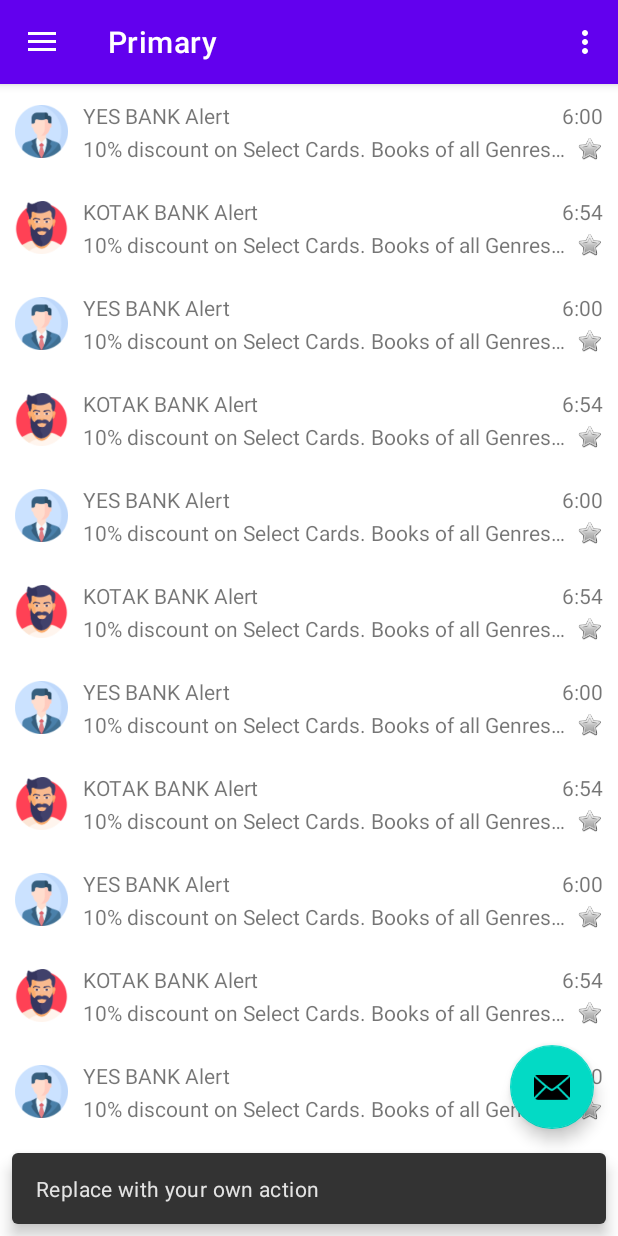
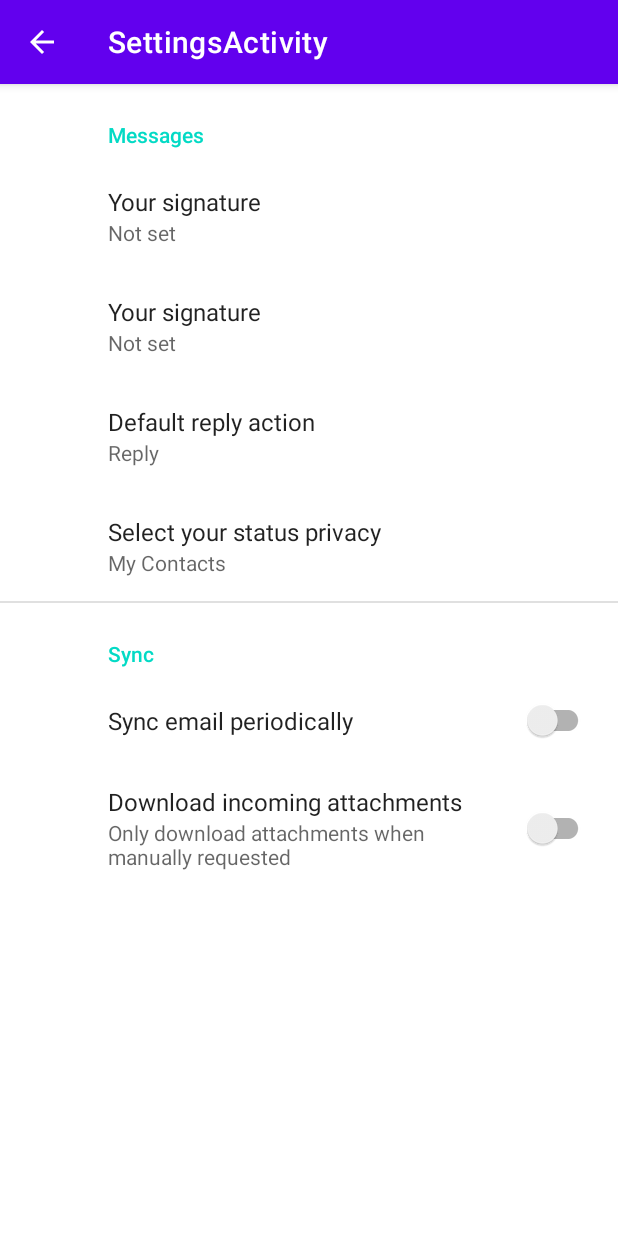
Before and after one commit to akshaysoni8707/NavigationDrawerDemo, an Android app: the screen it shows after launch (MainActivity before the commit, SettingsActivity after it), after a tap on an icon or button, on a phone screen of 412 x 824 dp. Run offline under Robolectric (Android 15) with nearby library versions, the phone set to English and light mode, and no system bars; our stand-ins replace androidx.preference, navigation-ui.

Commit message:
settings activity added

```diff
--- a/app/build.gradle
+++ b/app/build.gradle
@@ -39,6 +39,7 @@ dependencies {
     implementation 'androidx.lifecycle:lifecycle-viewmodel-ktx:2.5.0'
     implementation 'androidx.navigation:navigation-fragment:2.5.0'
     implementation 'androidx.navigation:navigation-ui:2.5.0'
+    implementation 'androidx.preference:preference:1.1.1'
     testImplementation 'junit:junit:4.13.2'
     androidTestImplementation 'androidx.test.ext:junit:1.1.3'
     androidTestImplementation 'androidx.test.espresso:espresso-core:3.4.0'
--- a/app/src/main/AndroidManifest.xml
+++ b/app/src/main/AndroidManifest.xml
@@ -14,6 +14,10 @@
         android:theme="@style/Theme.NavigationDrawerDemo"
         tools:targetApi="31">
         <activity
+            android:name=".SettingsActivity"
+            android:exported="false"
+            android:label="@string/title_activity_settings" />
+        <activity
             android:name=".MainActivity"
             android:exported="true"
             android:label="@string/app_name"
--- a/app/src/main/java/com/app/navigationdrawerdemo/MainActivity.java
+++ b/app/src/main/java/com/app/navigationdrawerdemo/MainActivity.java
@@ -1,5 +1,6 @@
 package com.app.navigationdrawerdemo;
 
+import android.content.Intent;
 import android.os.Bundle;
 import android.view.View;
 import android.view.Menu;
@@ -32,8 +33,9 @@ public class MainActivity extends AppCompatActivity {
         binding.appBarMain.fab.setOnClickListener(new View.OnClickListener() {
             @Override
             public void onClick(View view) {
-                Snackbar.make(view, "Replace with your own action", Snackbar.LENGTH_LONG)
-                        .setAction("Action", null).show();
+                Intent intent = new Intent(MainActivity.this,SettingsActivity.class);
+                startActivity(intent);
+                finish();
             }
         });
         DrawerLayout drawer = binding.drawerLayout;
--- /dev/null
+++ b/app/src/main/java/com/app/navigationdrawerdemo/SettingsActivity.java
@@ -0,0 +1,55 @@
+package com.app.navigationdrawerdemo;
+
+import android.annotation.SuppressLint;
+import android.content.Intent;
+import android.os.Bundle;
+import android.view.MenuItem;
+
+import androidx.annotation.NonNull;
+import androidx.appcompat.app.ActionBar;
+import androidx.appcompat.app.AppCompatActivity;
+import androidx.navigation.NavController;
+import androidx.navigation.Navigation;
+import androidx.navigation.ui.NavigationUI;
+import androidx.preference.PreferenceFragmentCompat;
+
+public class SettingsActivity extends AppCompatActivity {
+
+    @SuppressLint("RestrictedApi")
+    @Override
+    protected void onCreate(Bundle savedInstanceState) {
+        super.onCreate(savedInstanceState);
+        setContentView(R.layout.settings_activity);
+        if (savedInstanceState == null) {
+            getSupportFragmentManager()
+                    .beginTransaction()
+                    .replace(R.id.settings, new SettingsFragment())
+                    .commit();
+        }
+        ActionBar actionBar = getSupportActionBar();
+        if (actionBar != null) {
+            actionBar.setDisplayHomeAsUpEnabled(true);
+        }
+    }
+
+    public static class SettingsFragment extends PreferenceFragmentCompat {
+        @Override
+        public void onCreatePreferences(Bundle savedInstanceState, String rootKey) {
+            setPreferencesFromResource(R.xml.root_preferences, rootKey);
+        }
+    }
+    @Override
+    public boolean onOptionsItemSelected(@NonNull MenuItem item) {
+        if (item.getItemId() == android.R.id.home) {
+            startActivity(new Intent(SettingsActivity.this,MainActivity.class));
+            finish();
+            return true;
+        }
+        return super.onOptionsItemSelected(item);
+    }
+//    @Override
+//    public boolean onSupportNavigateUp() {
+//        NavController navController = Navigation.findNavController(this, R.id.nav_host_fragment_content_main);
+//        return super.onSupportNavigateUp();
+//    }
+}
--- /dev/null
+++ b/app/src/main/res/layout/settings_activity.xml
@@ -0,0 +1,9 @@
+<LinearLayout xmlns:android="http://schemas.android.com/apk/res/android"
+    android:layout_width="match_parent"
+    android:layout_height="match_parent">
+
+    <FrameLayout
+        android:id="@+id/settings"
+        android:layout_width="match_parent"
+        android:layout_height="match_parent" />
+</LinearLayout>
--- /dev/null
+++ b/app/src/main/res/values/arrays.xml
@@ -0,0 +1,24 @@
+<resources>
+    <!-- Reply Preference -->
+    <string-array name="reply_entries">
+        <item>Reply</item>
+        <item>Reply to all</item>
+    </string-array>
+
+    <string-array name="reply_values">
+        <item>reply</item>
+        <item>reply_all</item>
+    </string-array>
+
+    <string-array name="status_entries">
+        <item>My Contacts</item>
+        <item>My Contacts except…</item>
+        <item>Only Share with…</item>
+    </string-array>
+
+    <string-array name="status_values">
+        <item>myContact</item>
+        <item>myContactsExcept</item>
+        <item>onlyShareWith</item>
+    </string-array>
+</resources>
--- a/app/src/main/res/values/strings.xml
+++ b/app/src/main/res/values/strings.xml
@@ -13,4 +13,21 @@
     <string name="menu_dashboard">Important</string>
     <!-- TODO: Remove or change this placeholder text -->
     <string name="hello_blank_fragment">Hello blank fragment</string>
+    <string name="title_activity_settings">SettingsActivity</string>
+
+    <!-- Preference Titles -->
+    <string name="messages_header">Messages</string>
+    <string name="sync_header">Sync</string>
+
+    <!-- Messages Preferences -->
+    <string name="signature_title">Your signature</string>
+    <string name="reply_title">Default reply action</string>
+    <string name="status_title">Select your status privacy</string>
+
+    <!-- Sync Preferences -->
+    <string name="sync_title">Sync email periodically</string>
+    <string name="attachment_title">Download incoming attachments</string>
+    <string name="attachment_summary_on">Automatically download attachments for incoming emails
+    </string>
+    <string name="attachment_summary_off">Only download attachments when manually requested</string>
 </resources>
--- /dev/null
+++ b/app/src/main/res/xml/root_preferences.xml
@@ -0,0 +1,49 @@
+<PreferenceScreen xmlns:app="http://schemas.android.com/apk/res-auto">
+
+    <PreferenceCategory app:title="@string/messages_header">
+
+        <EditTextPreference
+            app:key="signature"
+            app:title="@string/signature_title"
+            app:useSimpleSummaryProvider="true" />
+
+        <EditTextPreference
+            app:key="navPin"
+            app:title="@string/signature_title"
+            app:useSimpleSummaryProvider="true" />
+
+        <ListPreference
+            app:defaultValue="reply"
+            app:entries="@array/reply_entries"
+            app:entryValues="@array/reply_values"
+            app:key="reply"
+            app:title="@string/reply_title"
+            app:useSimpleSummaryProvider="true"/>
+
+        <ListPreference
+            app:dependency="sync"
+            app:defaultValue="myContact"
+            app:entries="@array/status_entries"
+            app:entryValues="@array/status_values"
+            app:key="statusPrivacy"
+            app:title="@string/status_title"
+            app:useSimpleSummaryProvider="true" />
+
+    </PreferenceCategory>
+
+    <PreferenceCategory app:title="@string/sync_header">
+
+        <SwitchPreferenceCompat
+            app:key="sync"
+            app:title="@string/sync_title" />
+
+        <SwitchPreferenceCompat
+            app:dependency="sync"
+            app:key="attachment"
+            app:summaryOff="@string/attachment_summary_off"
+            app:summaryOn="@string/attachment_summary_on"
+            app:title="@string/attachment_title" />
+
+    </PreferenceCategory>
+
+</PreferenceScreen>
```
